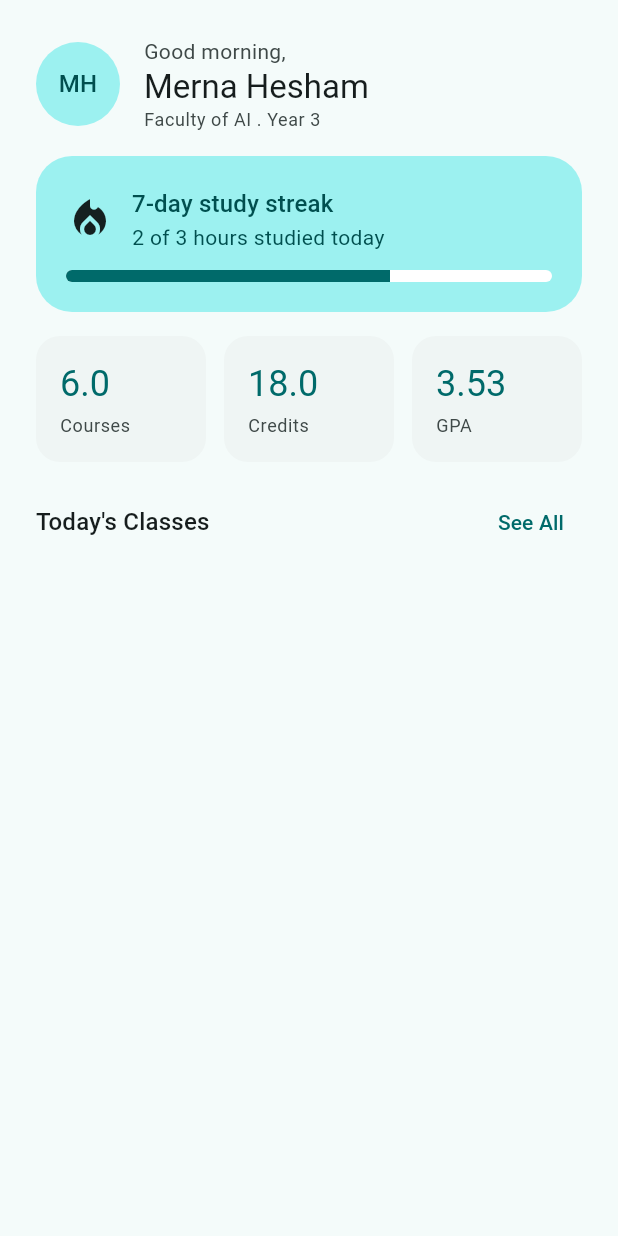
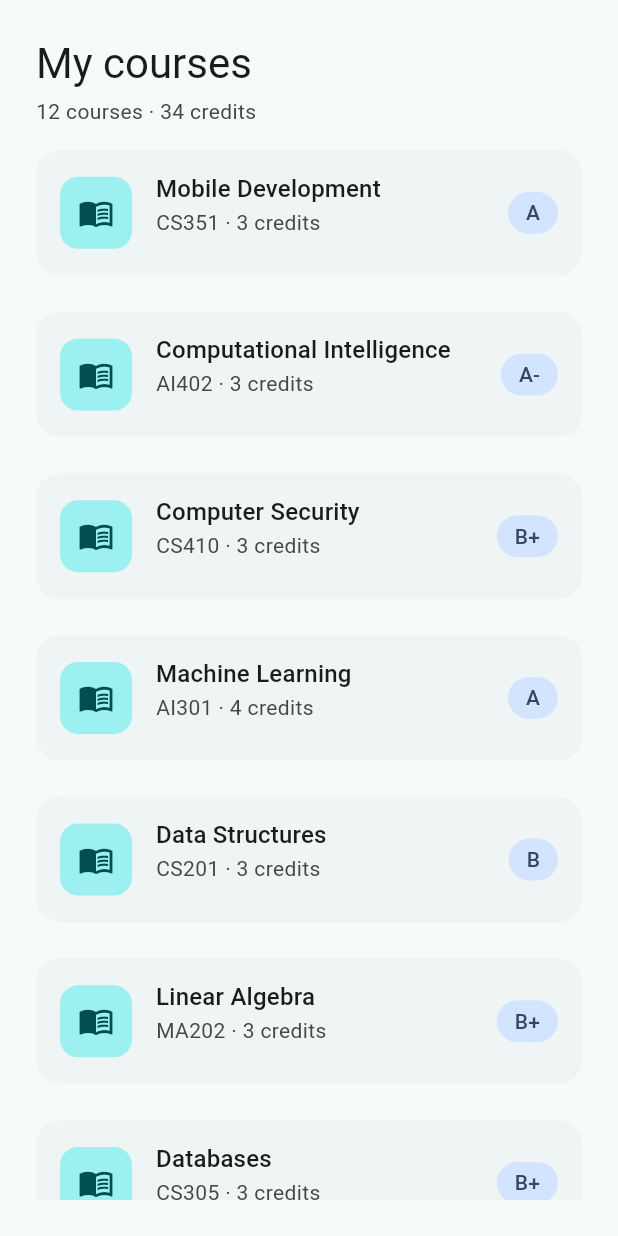
Before and after one commit to Merna-Hesham/student_hub, a Flutter app: the HomeScreen screen opened directly, after a tap on "See All", on a phone screen of 412 x 824 dp. Run offline on Flutter 3.47's test engine with Material 3 defaults, Android fonts, the phone set to English and light mode, and no system bars.

Commit message:
List view Grid View Bottom nav bar

```diff
--- a/lib/app.dart
+++ b/lib/app.dart
@@ -1,5 +1,5 @@
 import 'package:flutter/material.dart';
-import 'package:flutter_online2/screens/welcome_screen.dart';
+import 'package:flutter_online2/screens/main_shell.dart';
 import 'Theme/app_theme.dart';
 
 class StudentHubApp extends StatelessWidget{
@@ -14,7 +14,7 @@ class StudentHubApp extends StatelessWidget{
       theme: buildTheme(Brightness.light),
       darkTheme: buildTheme(Brightness.dark),
       themeMode: ThemeMode.system,
-      home: WelcomeScreen(),
+      home: MainShell(),
     );
   }
 }
--- /dev/null
+++ b/lib/data/sample_data.dart
@@ -0,0 +1,30 @@
+import '../models/class_session.dart';
+import '../models/course.dart';
+
+const List<Course> allCourses = [
+  Course(name: 'Mobile Development', code: 'CS351', credits: 3, grade: 'A', category: 'Programming'),
+  Course(name: 'Computational Intelligence', code: 'AI402', credits: 3, grade: 'A-', category: 'AI'),
+  Course(name: 'Computer Security', code: 'CS410', credits: 3, grade: 'B+', category: 'Programming'),
+  Course(name: 'Machine Learning', code: 'AI301', credits: 4, grade: 'A', category: 'AI'),
+  Course(name: 'Data Structures', code: 'CS201', credits: 3, grade: 'B', category: 'Programming'),
+  Course(name: 'Linear Algebra', code: 'MA202', credits: 3, grade: 'B+', category: 'Math'),
+  Course(name: 'Databases', code: 'CS305', credits: 3, grade: 'B+', category: 'Programming'),
+  Course(name: 'Probability and Statistics', code: 'MA210', credits: 3, grade: 'B', category: 'Math'),
+  Course(name: 'Computer Networks', code: 'CS320', credits: 3, grade: 'B', category: 'Programming'),
+  Course(name: 'Intro to Artificial Intelligence', code: 'AI101', credits: 2, grade: 'B+', category: 'AI'),
+  Course(name: 'Discrete Mathematics', code: 'MA101', credits: 2, grade: 'B', category: 'Math'),
+  Course(name: 'Ethics in AI', code: 'AI210', credits: 2, grade: 'B', category: 'AI'),
+];
+
+const List<ClassSession> allSessions = [
+  ClassSession(title: 'Linear Algebra', room: 'Hall A', start: '09:00', end: '10:30', day: 2),
+  ClassSession(title: 'Mobile Development Lab', room: 'Lab 3', start: '10:45', end: '12:15', day: 2),
+  ClassSession(title: 'Machine Learning', room: 'Hall C', start: '13:00', end: '14:30', day: 2),
+  ClassSession(title: 'Computer Security', room: 'Room 204', start: '15:00', end: '16:30', day: 2),
+  ClassSession(title: 'Databases', room: 'Lab 1', start: '09:00', end: '10:30', day: 0),
+  ClassSession(title: 'Data Structures', room: 'Hall B', start: '11:00', end: '12:30', day: 0),
+  ClassSession(title: 'Computational Intelligence', room: 'Hall B', start: '10:00', end: '11:30', day: 1),
+  ClassSession(title: 'Computer Networks', room: 'Lab 2', start: '12:30', end: '14:00', day: 1),
+  ClassSession(title: 'Probability and Statistics', room: 'Hall A', start: '09:00', end: '10:30', day: 3),
+  ClassSession(title: 'Ethics in AI', room: 'Room 101', start: '11:00', end: '12:00', day: 4),
+];
--- /dev/null
+++ b/lib/models/class_session.dart
@@ -0,0 +1,15 @@
+class ClassSession{
+  final String title;
+  final String room;
+  final String start;
+  final String end;
+  final int day;
+
+  const ClassSession({
+    required this.title,
+    required this.room,
+    required this.start,
+    required this.end,
+    required this.day,
+  });
+}
--- /dev/null
+++ b/lib/models/course.dart
@@ -0,0 +1,15 @@
+class Course{
+  final String name;
+  final String code;
+  final int credits;
+  final String grade;
+  final String category;
+
+  const Course({
+    required this.name,
+    required this.code,
+    required this.credits,
+    required this.grade,
+    required this.category,
+  });
+}
--- /dev/null
+++ b/lib/screens/courses_screen.dart
@@ -0,0 +1,63 @@
+import 'package:flutter/material.dart';
+import '../data/sample_data.dart';
+import '../utils/grades.dart';
+import '../widgets/course_card.dart';
+
+class CoursesScreen extends StatelessWidget{
+  const CoursesScreen({super.key});
+
+  @override
+  Widget build(BuildContext context){
+    final textTheme = Theme.of(context).textTheme;
+    final scheme = Theme.of(context).colorScheme;
+    return Scaffold(
+      body: SafeArea(
+        child: Padding(
+          padding: const EdgeInsets.all(24),
+          child: Column(
+            crossAxisAlignment: CrossAxisAlignment.start,
+            children: [
+              Text(
+                'My courses',
+                style: textTheme.headlineMedium?.copyWith(
+                  color: scheme.onSurface,
+                ),
+              ),
+
+              const SizedBox(
+                height: 4,
+              ),
+
+              Text(
+                '${allCourses.length} courses · ${totalCredits()} credits',
+                style: textTheme.bodyMedium?.copyWith(
+                  color: scheme.onSurfaceVariant,
+                ),
+              ),
+
+              const SizedBox(
+                height: 16,
+              ),
+
+              Expanded(
+                child: GridView.builder(
+                  itemCount: allCourses.length,
+                  gridDelegate:
+                  const SliverGridDelegateWithFixedCrossAxisCount(
+                    crossAxisCount: 1,
+                    mainAxisSpacing: 12,
+                    childAspectRatio: 3.8,
+                  ),
+                  itemBuilder: (context, index) {
+                    final course = allCourses[index];
+                    return CourseCard(course: course);
+                  },
+                ),
+              ),
+            ],
+          ),
+        ),
+      ),
+    );
+  }
+}
--- a/lib/screens/home_screen.dart
+++ b/lib/screens/home_screen.dart
@@ -3,6 +3,10 @@ import 'package:flutter_online2/widgets/profile_header.dart';
 import 'package:flutter_online2/widgets/section_header.dart';
 import 'package:flutter_online2/widgets/streak_card.dart';
 import 'package:flutter_online2/widgets/summary_row.dart';
+
+import '../utils/grades.dart';
+import '../widgets/class_tile.dart';
+import 'courses_screen.dart';
 
 class HomeScreen extends StatelessWidget{
 
@@ -10,11 +14,13 @@ class HomeScreen extends StatelessWidget{
 
   @override
   Widget build(BuildContext context){
+    final scheme = Theme.of(context).colorScheme;
+    final accents = [scheme.primary, scheme.secondary, scheme.tertiary,];
+    final todaySessions = sessionsForDay(2);
     return Scaffold(
       body: SafeArea(
-        child: SingleChildScrollView(
-          padding: EdgeInsets.all(24.0),
-          child: Column(
+        child: ListView(
+          padding: EdgeInsets.all(16),
           children: [
             ProfileHeader(
               name: 'Merna Hesham',
@@ -44,10 +50,17 @@ class HomeScreen extends StatelessWidget{
             SectionHeader(
               title: 'Today\'s Classes',
               actionText: 'See All',
-                onAction: (){},
+              onAction: (){
+                Navigator.push(
+                  context,
+                  MaterialPageRoute(builder: (context) => const CoursesScreen()),
+                );
+              },
             ),
+
+            for (int i = 0; i < todaySessions.length && i < 3; i++)
+              ClassTile(session: todaySessions[i], accent: accents[i]),
           ],
-          ),
         ),
         ),
     );
--- /dev/null
+++ b/lib/screens/main_shell.dart
@@ -0,0 +1,57 @@
+import 'package:flutter/material.dart';
+import 'courses_screen.dart';
+import 'home_screen.dart';
+
+void goToMainShell(BuildContext context){
+  Navigator.pushAndRemoveUntil(
+    context,
+    MaterialPageRoute(builder: (context) => const MainShell()),
+        (route) => false,
+  );
+}
+
+class MainShell extends StatefulWidget{
+  const MainShell({super.key});
+
+  @override
+  State<MainShell> createState() => _MainShellState();
+}
+
+class _MainShellState extends State<MainShell>{
+  int _index = 0;
+  final List<Widget> _screens = const [
+    HomeScreen(),
+    CoursesScreen(),
+  ];
+
+  @override
+  Widget build(BuildContext context){
+    return Scaffold(
+      body: IndexedStack(
+        index: _index,
+        children: _screens,
+      ),
+      bottomNavigationBar: NavigationBar(
+        selectedIndex: _index,
+        onDestinationSelected: (newIndex){
+          setState(() {
+            _index = newIndex;
+          });
+        },
+        destinations: const [
+          NavigationDestination(
+            icon: Icon(Icons.home_outlined),
+            selectedIcon: Icon(Icons.home),
+            label: 'Home',
+          ),
+
+          NavigationDestination(
+            icon: Icon(Icons.menu_book_outlined),
+            selectedIcon: Icon(Icons.menu_book),
+            label: 'Courses',
+          ),
+        ],
+      ),
+    );
+  }
+}
--- /dev/null
+++ b/lib/utils/grades.dart
@@ -0,0 +1,43 @@
+import '../data/sample_data.dart';
+import '../models/class_session.dart';
+
+double gradePoints(String grade){
+  switch (grade){
+    case 'A':
+      return 4.0;
+    case 'A-':
+      return 3.7;
+    case 'B+':
+      return 3.3;
+    case 'B':
+      return 3.0;
+    default:
+      return 2.0;
+  }
+}
+
+int totalCredits(){
+  int total = 0;
+  for (final course in allCourses){
+    total = total + course.credits;
+  }
+  return total;
+}
+
+double calculateGpa(){
+  double points = 0;
+  for (final course in allCourses){
+    points = points + gradePoints(course.grade) * course.credits;
+  }
+  return points / totalCredits();
+}
+
+List<ClassSession> sessionsForDay(int day){
+  final result = <ClassSession>[];
+  for (final session in allSessions){
+    if (session.day == day){
+      result.add(session);
+    }
+  }
+  return result;
+}
--- /dev/null
+++ b/lib/widgets/class_tile.dart
@@ -0,0 +1,68 @@
+import 'package:flutter/material.dart';
+import '../models/class_session.dart';
+
+class ClassTile extends StatelessWidget{
+  final ClassSession session;
+  final Color accent;
+
+  const ClassTile({
+    super.key,
+    required this.session,
+    required this.accent,
+  });
+
+  @override
+  Widget build(BuildContext context){
+    final textTheme = Theme.of(context).textTheme;
+    final scheme = Theme.of(context).colorScheme;
+    return Container(
+      margin: const EdgeInsets.only(bottom: 12),
+      padding: const EdgeInsets.symmetric(horizontal: 16, vertical: 14),
+      decoration: BoxDecoration(
+        color: scheme.surfaceContainerLow,
+        borderRadius: BorderRadius.circular(16),
+      ),
+      child: Row(
+        children: [
+          Container(
+            width: 4,
+            height: 40,
+            decoration: BoxDecoration(
+              color: accent,
+              borderRadius: BorderRadius.circular(2),
+            ),
+          ),
+
+          const SizedBox(
+            width: 16,
+          ),
+
+          Expanded(
+            child: Column(
+              crossAxisAlignment: CrossAxisAlignment.start,
+              children: [
+                Text(
+                  session.title,
+                  style: textTheme.titleMedium?.copyWith(
+                    color: scheme.onSurface,
+                  ),
+                ),
+
+                SizedBox(
+                  height: 2,
+                ),
+
+                Text(
+                  '${session.start} – ${session.end} · ${session.room}',
+                  style: textTheme.bodyMedium?.copyWith(
+                    color: scheme.onSurfaceVariant,
+                  ),
+                ),
+              ],
+            ),
+          ),
+        ],
+      ),
+    );
+  }
+}
--- /dev/null
+++ b/lib/widgets/course_card.dart
@@ -0,0 +1,78 @@
+import 'package:flutter/material.dart';
+import '../models/course.dart';
+
+class CourseCard extends StatelessWidget{
+  final Course course;
+
+  const CourseCard({
+    super.key,
+    required this.course,
+  });
+
+  @override
+  Widget build(BuildContext context){
+    final textTheme = Theme.of(context).textTheme;
+    final scheme = Theme.of(context).colorScheme;
+    return Container(
+      margin: const EdgeInsets.only(bottom: 12),
+      padding: const EdgeInsets.symmetric(horizontal: 16, vertical: 14),
+      decoration: BoxDecoration(
+        color: scheme.surfaceContainerLow,
+        borderRadius: BorderRadius.circular(16),
+      ),
+      child: Row(
+        children: [
+          Container(
+            width: 48,
+            height: 48,
+            decoration: BoxDecoration(
+              color: scheme.primaryContainer,
+              borderRadius: BorderRadius.circular(12),
+            ),
+            child: Icon(
+              Icons.menu_book,
+              color: scheme.onPrimaryContainer,
+            ),
+          ),
+
+          const SizedBox(
+            width: 16,
+          ),
+
+          Expanded(
+            child: Column(
+              crossAxisAlignment: CrossAxisAlignment.start,
+              children: [
+                Text(
+                  course.name,
+                  style: textTheme.titleMedium,
+                ),
+
+                Text(
+                  '${course.code} · ${course.credits} credits',
+                  style: textTheme.bodyMedium?.copyWith(
+                    color: scheme.onSurfaceVariant,
+                  ),
+                ),
+              ],
+            ),
+          ),
+
+          Container(
+            padding: const EdgeInsets.symmetric(horizontal: 12, vertical: 4),
+            decoration: BoxDecoration(
+              color: scheme.tertiaryContainer,
+              borderRadius: BorderRadius.circular(100),
+            ),
+            child: Text(
+              course.grade,
+              style: textTheme.labelLarge?.copyWith(
+                color: scheme.onTertiaryContainer,
+              ),
+            ),
+          ),
+        ],
+      ),
+    );
+  }
+}
--- a/lib/widgets/summary_card.dart
+++ b/lib/widgets/summary_card.dart
@@ -2,7 +2,7 @@ import 'package:flutter/material.dart';
 
 class SummaryCard extends StatelessWidget{
   final String label;
-  final double value;
+  final String value;
 
   const SummaryCard({
     super.key,
@@ -25,7 +25,7 @@ class SummaryCard extends StatelessWidget{
        crossAxisAlignment: CrossAxisAlignment.start,
        children: [
          Text(
-           '$value',
+           value,
            style: textTheme.headlineSmall?.copyWith(color: scheme.primary),
          ),
 
--- a/lib/widgets/summary_row.dart
+++ b/lib/widgets/summary_row.dart
@@ -1,4 +1,6 @@
 import 'package:flutter/material.dart';
+import 'package:flutter_online2/data/sample_data.dart';
+import 'package:flutter_online2/utils/grades.dart';
 import 'package:flutter_online2/widgets/summary_card.dart';
 
 class SummaryRow extends StatelessWidget{
@@ -13,7 +15,7 @@ class SummaryRow extends StatelessWidget{
        Expanded(
          child: SummaryCard(
            label: 'Courses',
-           value: 6,
+           value: '${allCourses.length}',
          ),
        ),
 
@@ -22,7 +24,7 @@ class SummaryRow extends StatelessWidget{
        Expanded(
          child: SummaryCard(
            label: 'Credits',
-           value: 18,
+           value: '${totalCredits()}',
          ),
        ),
 
@@ -31,7 +33,7 @@ class SummaryRow extends StatelessWidget{
        Expanded(
          child: SummaryCard(
            label: 'GPA',
-           value: 3.53,
+           value: calculateGpa().toStringAsFixed(2),
          ),
        ),
      ],
```
Lines whose indentation alone changed are shown as unchanged.
